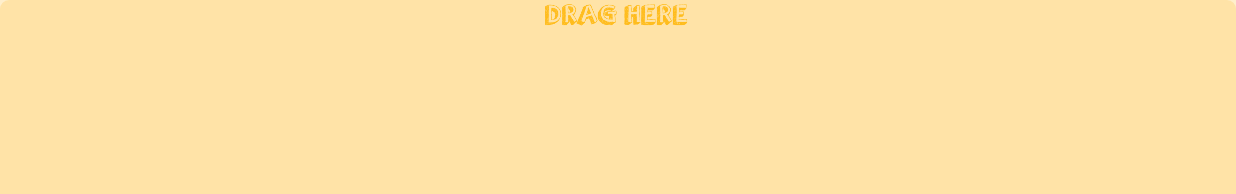
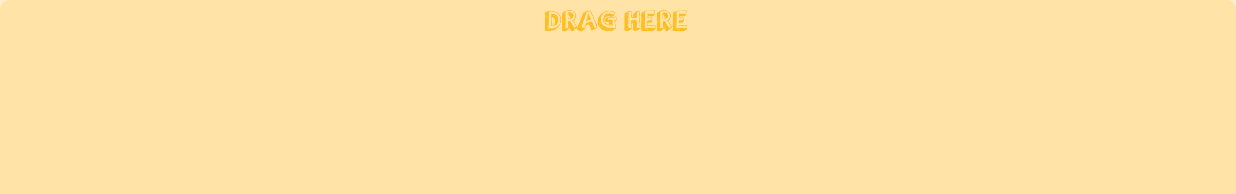
Before and after one commit to vgnaruto/PBD-CALCULATOR, an Android app: the screen it shows after launch (MainActivity), on a phone screen of 824 x 412 dp (held sideways). Shown: the top 194 px of the screen. Run offline under Robolectric (Android 15) with nearby library versions, the phone set to English and light mode, and no system bars.

Commit message:
Benerin layout

```diff
--- a/Calculator/app/src/main/java/com/example/android/calculator/MainActivity.java
+++ b/Calculator/app/src/main/java/com/example/android/calculator/MainActivity.java
@@ -158,10 +158,10 @@ public class MainActivity extends AppCompatActivity implements View.OnClickListe
 
     @Override
     public boolean onTouch(View view, MotionEvent motionEvent) {
-        Node temp = nodes.get(0);
-        Log.d("ONTOUCH", motionEvent.getX() + " " + motionEvent.getY() +
-                "\n" + temp.getX() + " " + (temp.getX() + temp.getWidth()) +
-                "\n" + temp.getY() + " " + (temp.getY() + temp.getHeight()));
+//        Node temp = nodes.get(0);
+//        Log.d("ONTOUCH", motionEvent.getX() + " " + motionEvent.getY() +
+//                "\n" + temp.getX() + " " + (temp.getX() + temp.getWidth()) +
+//                "\n" + temp.getY() + " " + (temp.getY() + temp.getHeight()));
         switch (motionEvent.getAction()) {
             case MotionEvent.ACTION_DOWN:
                 for (Node n : nodes) {
@@ -381,7 +381,7 @@ public class MainActivity extends AppCompatActivity implements View.OnClickListe
      * Digunakan untuk mengisi nilai array coordinatX saja
      */
     private int posisiX(int indeks) {
-        int currX = 110;
+        int currX = 150;
         if (indeks == 0) {
             return currX;
         } else {
--- a/Calculator/app/src/main/res/layout/activity_calculator.xml
+++ b/Calculator/app/src/main/res/layout/activity_calculator.xml
@@ -28,6 +28,7 @@
     <ImageView
         android:layout_width="150dp"
         android:layout_height="35dp"
+        android:layout_marginTop="4dp"
         android:layout_centerHorizontal="true"
         android:layout_alignParentTop="true"
         android:src="@drawable/drag_here"/>
```
